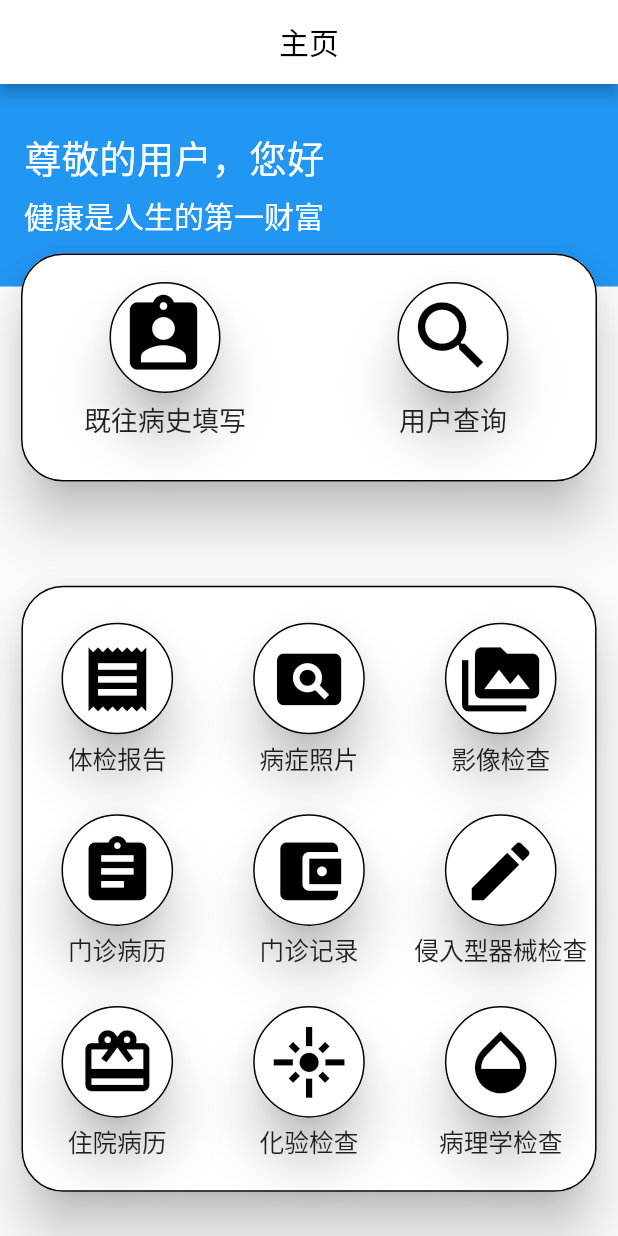
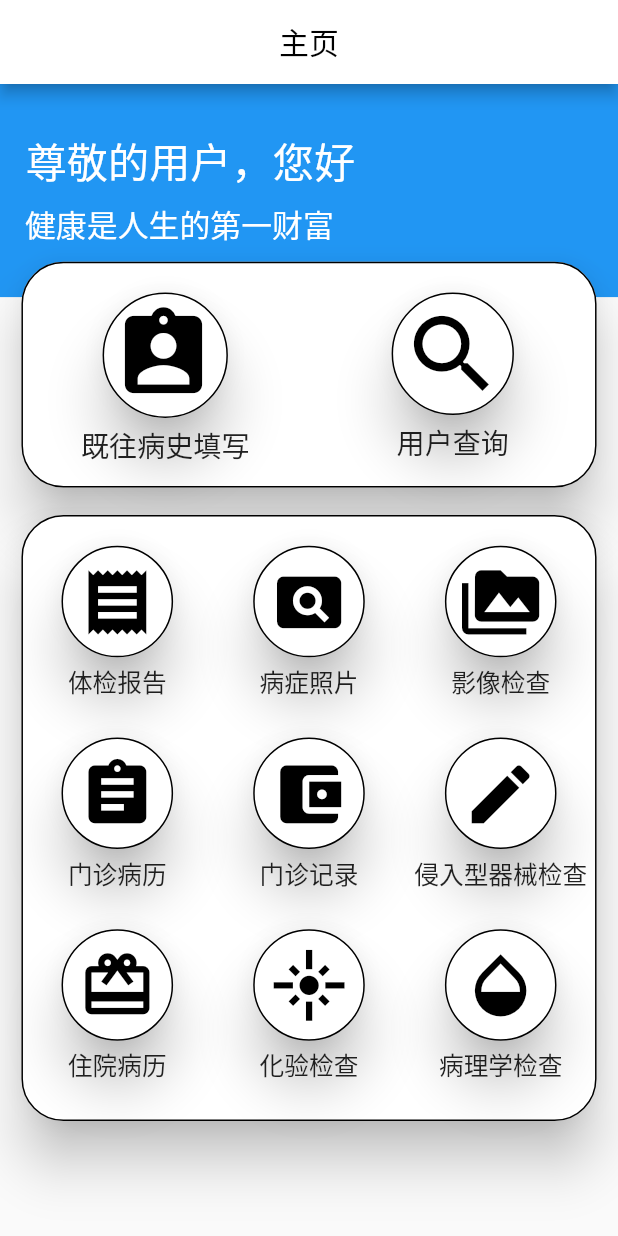
Before and after one commit to Dodoushu/ASECloudRecord, a Flutter app: the MainPage screen opened directly, on a phone screen of 412 x 824 dp. Run offline on Flutter 3.47's test engine with Material 2 defaults, Android fonts, the phone set to English and light mode, and no system bars; our stand-ins replace dio, file_picker, image_picker, photo_view, shared_preferences; missing offline and left inert: dart:ffi; accounts and stored records are empty.

Commit message:
患者端主功能界面，修改

```diff
--- a/lib/patient/MainFunctionPage.dart
+++ b/lib/patient/MainFunctionPage.dart
@@ -64,9 +64,8 @@ class _MainPage extends State<MainPage> {
 
   @override
   Widget build(BuildContext context) {
-    String name;
+
     double width_ = MediaQuery.of(context).size.width;
-    double height_ = MediaQuery.of(context).size.height;
 
     List listTabs = [];
     //背景蓝框及第一个功能选择条
@@ -77,34 +76,33 @@ class _MainPage extends State<MainPage> {
           color: Colors.blue,
         ),
         width: double.infinity,
-        height: 135,
+        height: width_/2.9,
       ),
       //文字及功能框一
       Container(
-        padding: const EdgeInsets.all(10),
+        padding: EdgeInsets.all(width_/40),
         child: Column(
             crossAxisAlignment: CrossAxisAlignment.start,
             children: <Widget>[
               new Container(
-                  padding: const EdgeInsets.only(top: 20),
+                  padding: EdgeInsets.only(top: width_/20),
                   child: Text(' 尊敬的用户，您好',
 //                 child: Text(name.toString() + '，您好',
                       style: TextStyle(
                         color: Colors.white,
-                        fontSize: 25,
+                        fontSize: width_/15,
                       ))),
               new Container(
-                  padding: const EdgeInsets.all(6.0),
+                  padding: EdgeInsets.all(width_/65),
                   child: Text(
                     '健康是人生的第一财富',
                     style: TextStyle(
                       color: Colors.white,
-                      fontSize: 20,
+                      fontSize: width_/20,
                     ),
                   )),
               SizedBox(
-                height: 160,
-                width: 600,
+                height: width_/2.6,
                 child: Card(
                     elevation: 15.0, //阴影
                     shape: RoundedRectangleBorder(
@@ -114,7 +112,7 @@ class _MainPage extends State<MainPage> {
                     //设置内部两图标
 
                     child: new Container(
-                      padding: const EdgeInsets.only(top: 15),
+                      padding:  EdgeInsets.only(top: width_/25),
                       child: Row(
                           crossAxisAlignment: CrossAxisAlignment.center,
                           children: <Widget>[
@@ -123,8 +121,8 @@ class _MainPage extends State<MainPage> {
                                   child: Column(children: <Widget>[
                                     new Stack(children: <Widget>[
                                       SizedBox(
-                                          height: 82,
-                                          width: 82,
+                                          height: width_/4.5,
+                                          width: width_/4.5,
                                           child: Card(
                                             elevation: 15.0, //阴影
                                             shape: RoundedRectangleBorder(
@@ -142,10 +140,10 @@ class _MainPage extends State<MainPage> {
                                           },
                                           child: new Container(
 //                                                alignment: Alignment.center,
-                                              padding: EdgeInsets.all(10),
+                                              padding: EdgeInsets.all(width_/40),
                                               child: Icon(
                                                 Icons.assignment_ind,
-                                                size: 60,
+                                                size: width_/6,
                                                 color: Colors.black,
                                               )))
                                     ]),
@@ -159,7 +157,7 @@ class _MainPage extends State<MainPage> {
                                         child: Container(
                                             child: Text(
                                               '既往病史填写',
-                                              style: TextStyle(fontSize: 18),
+                                              style: TextStyle(fontSize: width_/22),
                                             )))
                                   ])),
                             ),
@@ -168,8 +166,8 @@ class _MainPage extends State<MainPage> {
                                   child: Column(children: <Widget>[
                                     new Stack(children: <Widget>[
                                       SizedBox(
-                                          height: 82,
-                                          width: 82,
+                                          height: width_/4.6,
+                                          width: width_/4.6,
                                           child: Card(
                                             elevation: 15.0, //阴影
                                             shape: RoundedRectangleBorder(
@@ -186,10 +184,10 @@ class _MainPage extends State<MainPage> {
                                           },
                                           child:new Container(
 //                                                alignment: Alignment.center,
-                                          padding: EdgeInsets.all(10),
+                                          padding: EdgeInsets.all(width_/40),
                                           child: Icon(
                                             Icons.search,
-                                            size: 60,
+                                            size: width_/6,
                                             color: Colors.black,
                                           )))
                                     ]),
@@ -203,7 +201,7 @@ class _MainPage extends State<MainPage> {
                                         child:new Container(
                                         child: Text(
                                           '用户查询',
-                                          style: TextStyle(fontSize: 18),
+                                          style: TextStyle(fontSize: width_/22),
                                         )))
                                   ])),
                             )
@@ -217,10 +215,10 @@ class _MainPage extends State<MainPage> {
 
 
     Widget ChooseModel_ = new Container(
-      height: width_*1.25,
+      height: width_*1,
       child: FractionallySizedBox(
         widthFactor: 0.95,
-        heightFactor: 0.8,
+        heightFactor: 1,
         child:  new Card(
           elevation: 15.0, //阴影
           //设置圆角和边框
@@ -229,7 +227,7 @@ class _MainPage extends State<MainPage> {
               side: BorderSide(width: 1.0)),
 
           child: new Container(
-            padding: EdgeInsets.only(top: width_/20),
+            padding: EdgeInsets.only(top: width_/25),
             child: new GridView(
               gridDelegate: SliverGridDelegateWithFixedCrossAxisCount(
                   crossAxisCount: 3,
```
